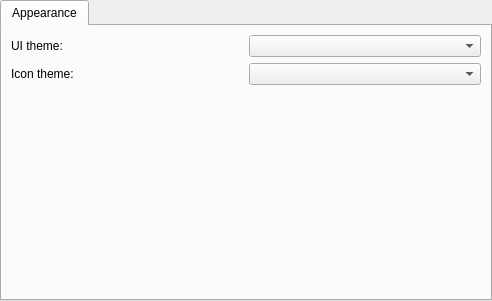
Old version of the form prefs/prefappearance.ui in the repository brainrom/kokovp.
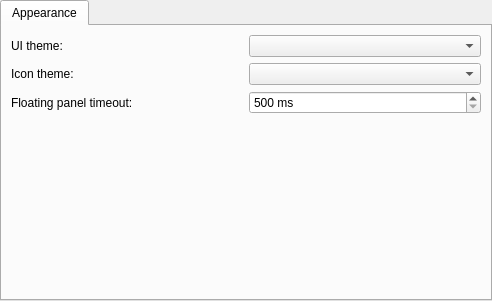
New version of the form. Icons and pictures are not drawn.

Commit message: PrefAppearance: floating panel timeout configuration

The edit to the form file:
```diff
--- a/prefs/prefappearance.ui
+++ b/prefs/prefappearance.ui
@@ -85,6 +85,30 @@
          </item>
         </layout>
        </item>
+       <item>
+        <layout class="QHBoxLayout" name="horizontalLayout_3">
+         <item>
+          <widget class="QLabel" name="label">
+           <property name="text">
+            <string>Floating panel timeout:</string>
+           </property>
+          </widget>
+         </item>
+         <item>
+          <widget class="QSpinBox" name="sbFloatingPanelTimeout">
+           <property name="suffix">
+            <string> ms</string>
+           </property>
+           <property name="minimum">
+            <number>500</number>
+           </property>
+           <property name="maximum">
+            <number>30000</number>
+           </property>
+          </widget>
+         </item>
+        </layout>
+       </item>
        <item>
         <spacer name="verticalSpacer">
          <property name="orientation">
```
Left out of the diff: 8 changed lines with no effect on the pictures. The commit also changes 3 other files.
